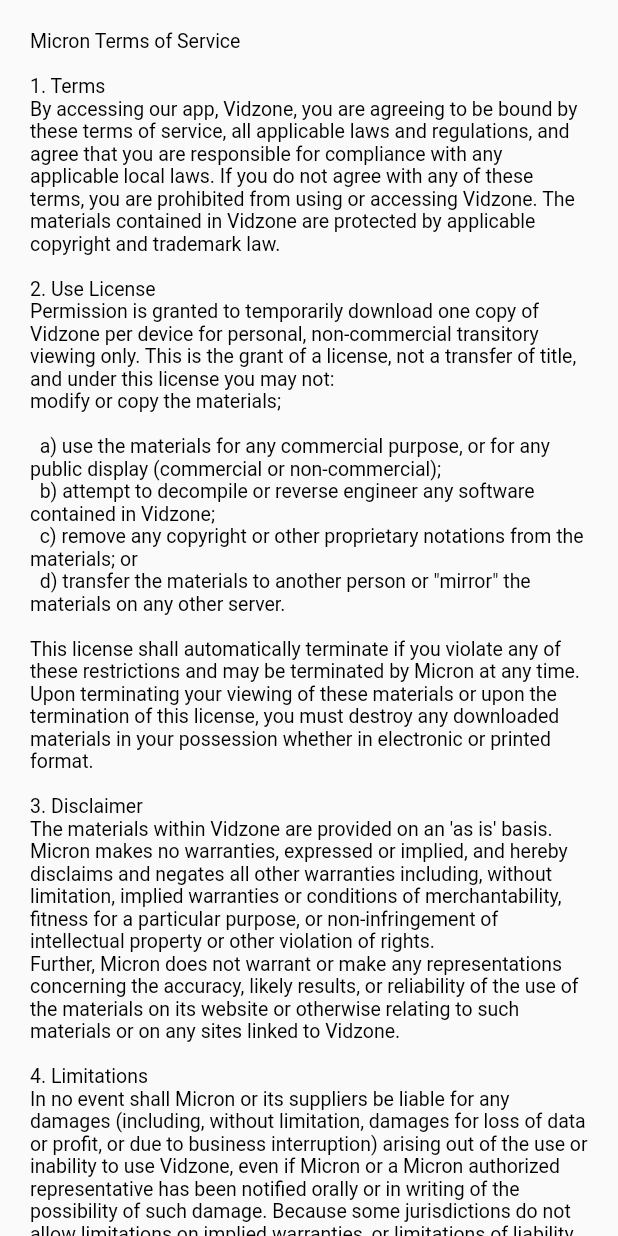
After one commit to Camille003/Camille03_vod_mobile, a Flutter app: the PolicyScreen screen opened by its route, on a phone screen of 412 x 824 dp. The commit adds this screen. Run offline on Flutter 3.47's test engine with Material 2 defaults, Android fonts, the phone set to English and light mode, and no system bars; our stand-ins replace badges, cloud_firestore, cool_alert, firebase_auth, flick_video_player, flutter_fadein and 10 more; missing offline and left inert: flutter_downloader; accounts and stored records are empty.

Commit message:
Settings module

```diff
--- /dev/null
+++ b/lib/constants/policy_constant.dart
@@ -0,0 +1,37 @@
+const terms_of_use = '''
+Micron Terms of Service
+
+1. Terms
+By accessing our app, Vidzone, you are agreeing to be bound by these terms of service, all applicable laws and regulations, and agree that you are responsible for compliance with any applicable local laws. If you do not agree with any of these terms, you are prohibited from using or accessing Vidzone. The materials contained in Vidzone are protected by applicable copyright and trademark law.
+
+2. Use License
+Permission is granted to temporarily download one copy of Vidzone per device for personal, non-commercial transitory viewing only. This is the grant of a license, not a transfer of title, and under this license you may not:
+modify or copy the materials;
+
+  a) use the materials for any commercial purpose, or for any public display (commercial or non-commercial);
+  b) attempt to decompile or reverse engineer any software contained in Vidzone;
+  c) remove any copyright or other proprietary notations from the materials; or
+  d) transfer the materials to another person or "mirror" the materials on any other server.
+
+This license shall automatically terminate if you violate any of these restrictions and may be terminated by Micron at any time. Upon terminating your viewing of these materials or upon the termination of this license, you must destroy any downloaded materials in your possession whether in electronic or printed format.
+
+3. Disclaimer
+The materials within Vidzone are provided on an 'as is' basis. Micron makes no warranties, expressed or implied, and hereby disclaims and negates all other warranties including, without limitation, implied warranties or conditions of merchantability, fitness for a particular purpose, or non-infringement of intellectual property or other violation of rights.
+Further, Micron does not warrant or make any representations concerning the accuracy, likely results, or reliability of the use of the materials on its website or otherwise relating to such materials or on any sites linked to Vidzone.
+
+4. Limitations
+In no event shall Micron or its suppliers be liable for any damages (including, without limitation, damages for loss of data or profit, or due to business interruption) arising out of the use or inability to use Vidzone, even if Micron or a Micron authorized representative has been notified orally or in writing of the possibility of such damage. Because some jurisdictions do not allow limitations on implied warranties, or limitations of liability for consequential or incidental damages, these limitations may not apply to you.
+
+5. Accuracy of materials
+The materials appearing in Vidzone could include technical, typographical, or photographic errors. Micron does not warrant that any of the materials on Vidzone are accurate, complete or current. Micron may make changes to the materials contained in Vidzone at any time without notice. However Micron does not make any commitment to update the materials.
+
+6. Links
+Micron has not reviewed all of the sites linked to its app and is not responsible for the contents of any such linked site. The inclusion of any link does not imply endorsement by Micron of the site. Use of any such linked website is at the user's own risk.
+
+7. Modifications
+Micron may revise these terms of service for its app at any time without notice. By using Vidzone you are agreeing to be bound by the then current version of these terms of service.
+
+8. Governing Law
+These terms and conditions are governed by and construed in accordance with the laws of Limbe and you irrevocably submit to the exclusive jurisdiction of the courts in that State or location.
+
+  ''';
--- /dev/null
+++ b/lib/constants/privacy_constant.dart
@@ -0,0 +1,20 @@
+
+const privacy = '''
+Privacy Policy
+
+Your privacy is important to us. It is Micron\'s policy to respect your privacy regarding any information we may collect from you through our app, Vidzone.
+
+We only ask for personal information when we truly need it to provide a service to you. We collect it by fair and lawful means, with your knowledge and consent. We also let you know why we’re collecting it and how it will be used.
+
+We only retain collected information for as long as necessary to provide you with your requested service. What data we store, we’ll protect within commercially acceptable means to prevent loss and theft, as well as unauthorized access, disclosure, copying, use or modification.
+
+We don’t share any personally identifying information publicly or with third-parties, except when required to by law.
+
+Our app may link to external sites that are not operated by us. Please be aware that we have no control over the content and practices of these sites, and cannot accept responsibility or liability for their respective privacy policies.
+
+You are free to refuse our request for your personal information, with the understanding that we may be unable to provide you with some of your desired services.
+
+Your continued use of our app will be regarded as acceptance of our practices around privacy and personal information. If you have any questions about how we handle user data and personal information, feel free to contact us.
+
+This policy is effective as of 1 May 2020.
+''';
--- a/lib/providers/download_provider.dart
+++ b/lib/providers/download_provider.dart
@@ -1,4 +1,6 @@
 import 'package:flutter/widgets.dart';
+
+//third party
 import 'package:sembast/sembast.dart';
 
 //model
@@ -55,7 +57,7 @@ class DownloadProvider with ChangeNotifier {
     }
   }
 
-  Future delete(String id) async {
+  Future<void> delete(String id) async {
     try {
       final finder = Finder(
         filter: Filter.equals(
--- a/lib/providers/history_provider.dart
+++ b/lib/providers/history_provider.dart
@@ -20,6 +20,7 @@ class HistoryProvider with ChangeNotifier {
   }
 
   Future<void> fetchAndSetHistoryItems() async {
+    try {
       final historyArray = [];
       final querySnapShot = await _firestore
           .document(_userId)
@@ -36,7 +37,7 @@ class HistoryProvider with ChangeNotifier {
       }
       _historyItems = [...historyArray];
       notifyListeners();
-    try {} catch (e) {
+    } catch (e) {
       throw e;
     }
   }
--- /dev/null
+++ b/lib/screens/fouth_level_screen/policy_screen.dart
@@ -0,0 +1,32 @@
+import 'package:flutter/material.dart';
+
+import '../../constants/policy_constant.dart';
+
+class PolicyScreen extends StatelessWidget {
+  static const routeName = "policyScreen";
+
+  @override
+  Widget build(BuildContext context) {
+    final theme = Theme.of(context) ;
+    return Scaffold(
+      body: SingleChildScrollView(
+        padding: const EdgeInsets.all(20.0),
+        child: Column(
+          children: <Widget>[
+            Container(
+              child: Text(
+                terms_of_use,
+                style: theme.textTheme.bodyText2
+              ),
+            ),
+            Container(
+              child: Text(
+                'Privacy Policy created with GetTerms.',
+              ),
+            ),
+          ],
+        ),
+      ),
+    );
+  }
+}
--- /dev/null
+++ b/lib/screens/third_level_screen/setting_screen.dart
@@ -0,0 +1,62 @@
+import 'package:flutter/material.dart';
+import '../../widgets/setting_tile_widget.dart';
+
+class SettingScreen extends StatelessWidget {
+  static const routeName = "settingPage";
+  @override
+  Widget build(BuildContext context) {
+    return Scaffold(
+      appBar: AppBar(
+        title: Text(
+          'Settings',
+          style: Theme.of(context).appBarTheme.textTheme.headline1,
+        ),
+      ),
+      body: Column(
+        children: [
+          Expanded(
+            child: SettingsTile(
+              description: 'Manage your accounts personal details',
+              descriptionIcon: Icons.person_outline,
+              title: 'Account',
+              destination: '',
+            ),
+          ),
+          Expanded(
+            child: SettingsTile(
+              description: 'Chat out your concerns',
+              descriptionIcon: Icons.chat_bubble_outline,
+              title: 'Requests',
+              destination: '',
+            ),
+          ),
+
+          Expanded(
+            child: SettingsTile(
+              description: 'Switch accounts and get the best.',
+              descriptionIcon: Icons.payment,
+              title: 'Payments',
+              destination: '',
+            ),
+          ),
+          Expanded(
+            child: SettingsTile(
+              description: 'Find out what for and how your data is being used',
+              descriptionIcon: Icons.priority_high,
+              title: 'Privacy policy',
+              destination: '',
+            ),
+          ),
+          Expanded(
+            child: SettingsTile(
+              description: 'Find out the purpose aof vidzone and how to properly use it',
+              descriptionIcon: Icons.priority_high,
+              title: 'Terms of usage',
+              destination: '',
+            ),
+          ),
+        ],
+      ),
+    );
+  }
+}
--- /dev/null
+++ b/lib/widgets/setting_tile_widget.dart
@@ -0,0 +1,41 @@
+import 'package:flutter/material.dart';
+
+class SettingsTile extends StatelessWidget {
+  final String title;
+  final String description;
+  final IconData descriptionIcon;
+  final String destination;
+  const SettingsTile({
+    @required this.description,
+    @required this.descriptionIcon,
+    @required this.title,
+    @required this.destination,
+  });
+  @override
+  Widget build(BuildContext context) {
+    return Card(
+      margin: EdgeInsets.symmetric(
+        vertical: 10,
+      ),
+      child: Padding(
+        padding: EdgeInsets.all(8),
+        child: ListTile(
+          onTap: () {
+            Navigator.of(context).pushNamed(destination);
+          },
+          leading: Icon(
+            descriptionIcon,
+          ),
+          title: Text(
+            title,
+            style: Theme.of(context).textTheme.bodyText2,
+          ),
+          subtitle: Text(
+            description,
+            style: Theme.of(context).textTheme.bodyText2,
+          ),
+        ),
+      ),
+    );
+  }
+}
```
Also changed, not shown: lib/main.dart (+13 -1 lines), lib/models/media_model.dart (+24 -2 lines), lib/screens/fouth_level_screen/downloads_video_screen.dart (+14 -0 lines), lib/screens/fouth_level_screen/payments_screen.dart (added, +10 -0 lines), lib/screens/fouth_level_screen/privacy_screen.dart (added, +37 -0 lines), lib/screens/fouth_level_screen/request_screen.dart (added, +17 -0 lines), lib/screens/third_level_screen/downloads_screen.dart (+17 -8 lines), lib/screens/third_level_screen/video_screen.dart (+26 -18 lines). Lines whose indentation alone changed are shown as unchanged.
